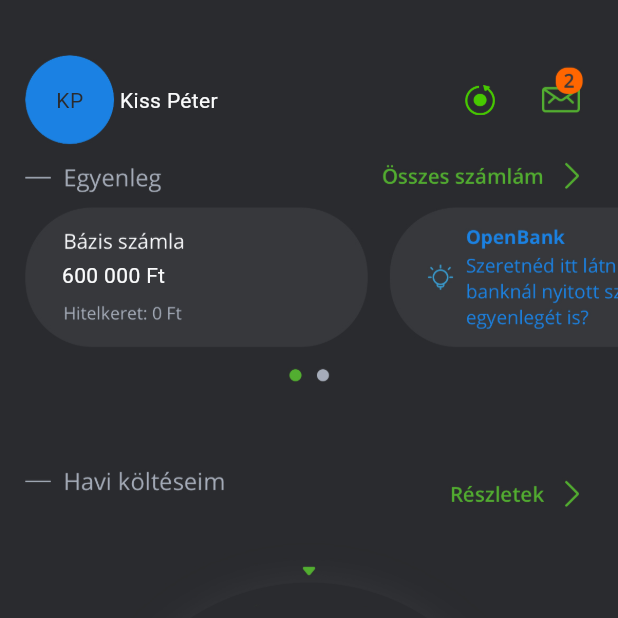
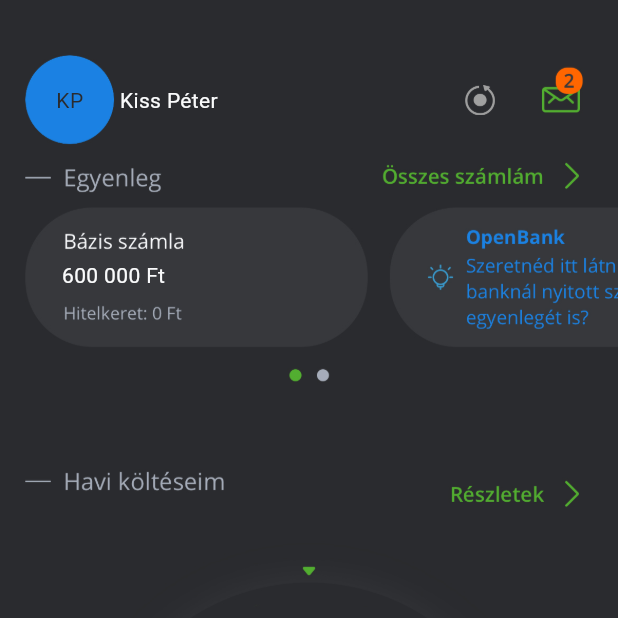
Before and after one commit to Wemzi/otp-rewind, a Flutter app: the screen it shows after launch, on a phone screen of 412 x 824 dp, the top half of it. Run offline on Flutter 3.47's test engine with Material 2 defaults, Android fonts, the phone set to English and light mode, and no system bars; accounts and stored records are empty; network calls fail.

Commit message:
grey otp rewind button, initial extendedData implementation, solving Todos

```diff
--- a/frontend/lib/backend.dart
+++ b/frontend/lib/backend.dart
@@ -11,7 +11,7 @@ getUserInfo(int userId) async {
       headers: <String, String>{'authorization': basicAuth});
   print(r.statusCode);
  if(r.statusCode!=200){
-    data = jsonDecode('{"id":"1","name":"Kis János","country":"Hungary","birthdate":"1997-07-21"}');
+    data = jsonDecode('{"id":"1","name":"Kis János","country":"Hungary","birthdate":"1997-07-21","amount":"600.000Ft"}');
  }
  else{
    data = jsonDecode(r.body);
@@ -28,7 +28,8 @@ getUserInfo(int userId) async {
       data['id'] as int,
       data['name'] as String,
       data['country'] as String,
-      data['birthdate'] as String
+      data['birthdate'] as String,
+      data['Amount'] as String
   );
 }
 
@@ -38,9 +39,16 @@ class User {
   String? name;
   String? country;
   String? birthdate;
+  String? amount;
+  String? extendedData; // todo: figure out format and therefore proper type
 
   User(int this.id, String this.name, String this.country,
-      String this.birthdate);
+      String this.birthdate, String this.amount);
+
+  void loadExtendedData(String extendedData)
+  {
+    this.extendedData = extendedData;
+  }
 }
 
 User? currentUser;
--- a/frontend/lib/main.dart
+++ b/frontend/lib/main.dart
@@ -6,7 +6,12 @@ void main() {
   runApp(const OTPRewind());
 }
 
-
+const ColorFilter greyscale = ColorFilter.matrix(<double>[
+  0.2126, 0.7152, 0.0722, 0, 0,
+  0.2126, 0.7152, 0.0722, 0, 0,
+  0.2126, 0.7152, 0.0722, 0, 0,
+  0,      0,      0,      1, 0,
+]);
 final lightGreen = Colors.green.shade300;
 final mediumGreen = Colors.green.shade600;
 final darkGreen = Colors.green.shade900;
@@ -157,6 +162,7 @@ class MainPage extends State<OTPAppPage> {
   final _pageController = PageController(initialPage: 0);
   final _controllerBackground = ScrollController();
   final _controllerText = ScrollController();
+  final _rewindIconImage = Image.asset("resources/images/rewind_icon_small_color.png", fit: BoxFit.cover);
 
   void scrollListener() {
     _controllerBackground.jumpTo(_controllerText.offset);
@@ -198,7 +204,11 @@ class MainPage extends State<OTPAppPage> {
   void rewindTapped()
   {
     print("Rewind tapped");
-    Navigator.push(context, MaterialPageRoute(builder: (context) => const RewindStartupPage()));
+    if(backend.currentUser!=null && backend.currentUser!.extendedData != null)
+      {
+        Navigator.push(context, MaterialPageRoute(builder: (context) => const RewindStartupPage()));
+      }
+
   }
 
   String getMonogram(String name)
@@ -264,7 +274,10 @@ class MainPage extends State<OTPAppPage> {
                               child: Container(
                                 height: 20,
                                 width: 20,
-                                child: Image.asset("resources/images/rewind_icon_small_color.png", fit: BoxFit.cover), //TODO: grey if data not ready
+                                child: backend.currentUser == null || backend.currentUser?.extendedData == null ?
+                                ColorFiltered( colorFilter: greyscale,
+                                    child:_rewindIconImage ) :
+                                _rewindIconImage
                               ),
                             ),
                           ),
@@ -273,8 +286,8 @@ class MainPage extends State<OTPAppPage> {
                         Row(
                         children: [
                           Padding(padding: EdgeInsets.only(top:MediaQuery.of(context).size.height/8.5,left:MediaQuery.of(context).size.width/10),
-                              child: Text(backend.currentUser == null ? "600 000 Ft" : '${backend.currentUser!.name}',
-                                style: const TextStyle(color: colorOTPwhite),)  //TODO: real money value from db
+                              child: Text(backend.currentUser == null ? "600 000 Ft" : '${backend.currentUser!.amount}',
+                                style: const TextStyle(color: colorOTPwhite),)
                           ),
                         ],
                       ),
```
